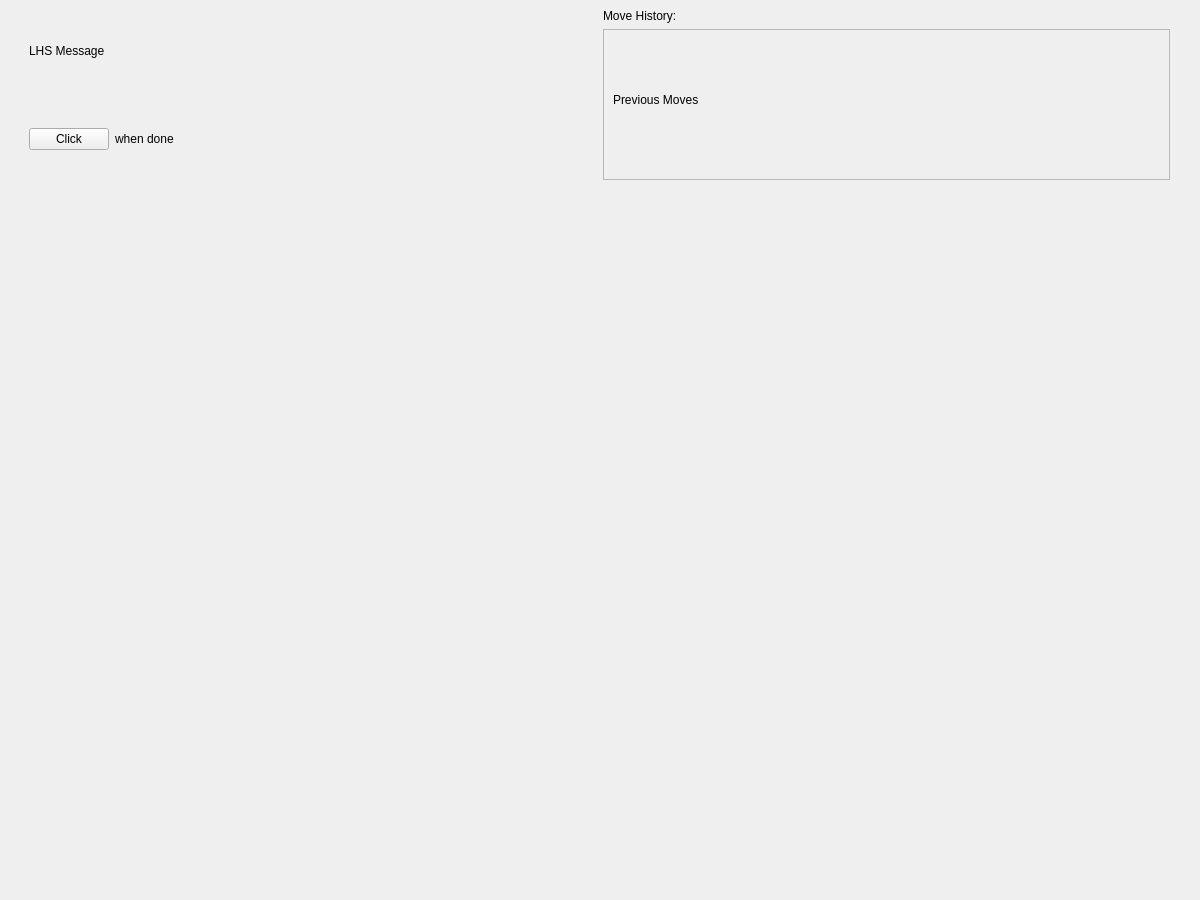
The window that form.ui (ShadyBarrios/CS179_P3) describes before a commit, drawn with Qt 5.
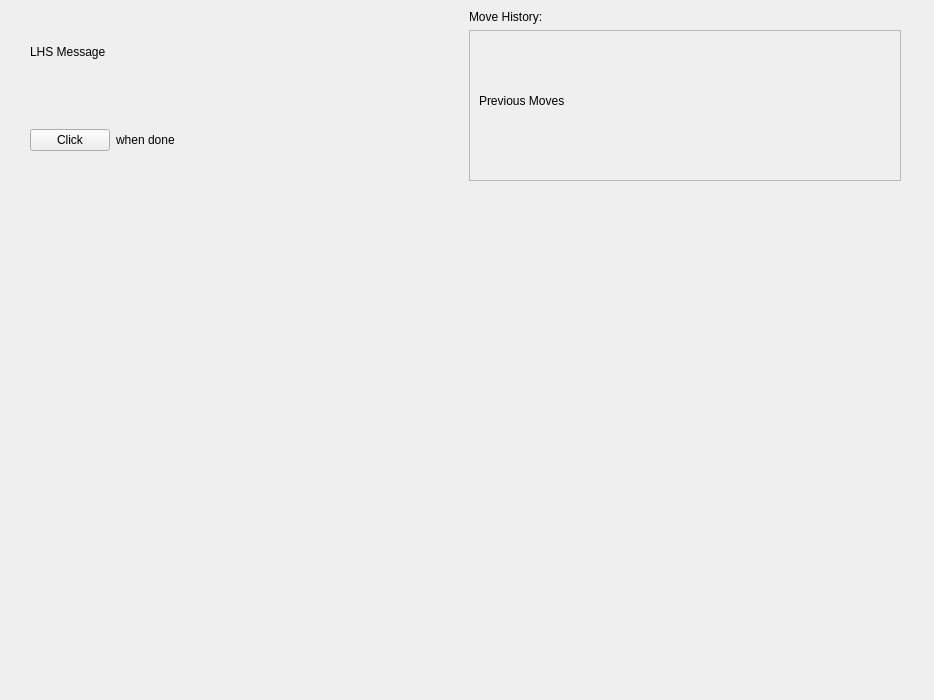
The same window after the commit. The open tabs and pages were chosen to show the change.

The edit to the form file:
```diff
--- a/form.ui
+++ b/form.ui
@@ -6,20 +6,20 @@
    <rect>
     <x>0</x>
     <y>0</y>
-    <width>1200</width>
-    <height>900</height>
+    <width>934</width>
+    <height>700</height>
    </rect>
   </property>
   <property name="minimumSize">
    <size>
-    <width>1200</width>
-    <height>900</height>
+    <width>933</width>
+    <height>700</height>
    </size>
   </property>
   <property name="maximumSize">
    <size>
-    <width>1200</width>
-    <height>900</height>
+    <width>934</width>
+    <height>700</height>
    </size>
   </property>
   <property name="windowTitle">
@@ -31,25 +31,37 @@
    </property>
    <property name="minimumSize">
     <size>
-     <width>1200</width>
-     <height>900</height>
+     <width>934</width>
+     <height>700</height>
     </size>
    </property>
    <property name="maximumSize">
     <size>
-     <width>1200</width>
-     <height>900</height>
+     <width>934</width>
+     <height>700</height>
     </size>
    </property>
    <widget class="QStackedWidget" name="AllPages">
     <property name="geometry">
      <rect>
-      <x>9</x>
-      <y>9</y>
-      <width>1181</width>
-      <height>881</height>
+      <x>0</x>
+      <y>0</y>
+      <width>934</width>
+      <height>700</height>
      </rect>
     </property>
+    <property name="minimumSize">
+     <size>
+      <width>934</width>
+      <height>700</height>
+     </size>
+    </property>
+    <property name="maximumSize">
+     <size>
+      <width>934</width>
+      <height>700</height>
+     </size>
+    </property>
     <property name="currentIndex">
      <number>0</number>
     </property>
@@ -57,10 +69,10 @@
      <widget class="QWidget" name="verticalLayoutWidget">
       <property name="geometry">
        <rect>
-        <x>0</x>
-        <y>180</y>
-        <width>1181</width>
-        <height>701</height>
+        <x>10</x>
+        <y>190</y>
+        <width>911</width>
+        <height>501</height>
        </rect>
       </property>
       <layout class="QVBoxLayout" name="ShipGridLayout">
@@ -115,9 +127,9 @@
      <widget class="QWidget" name="horizontalLayoutWidget_3">
       <property name="geometry">
        <rect>
-        <x>20</x>
-        <y>0</y>
-        <width>1141</width>
+        <x>30</x>
+        <y>10</y>
+        <width>871</width>
         <height>171</height>
        </rect>
       </property>
@@ -206,7 +218,7 @@
                <rect>
                 <x>0</x>
                 <y>0</y>
-                <width>560</width>
+                <width>425</width>
                 <height>141</height>
                </rect>
               </property>
```
Left out of the diff: 10 changed lines with no effect on the pictures.
